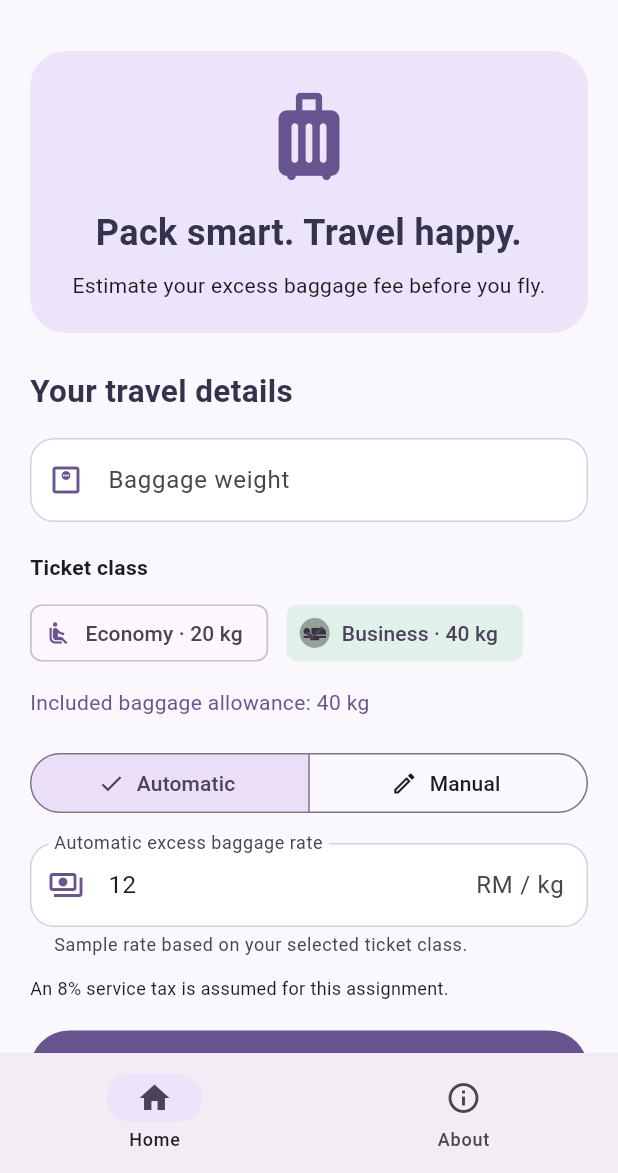
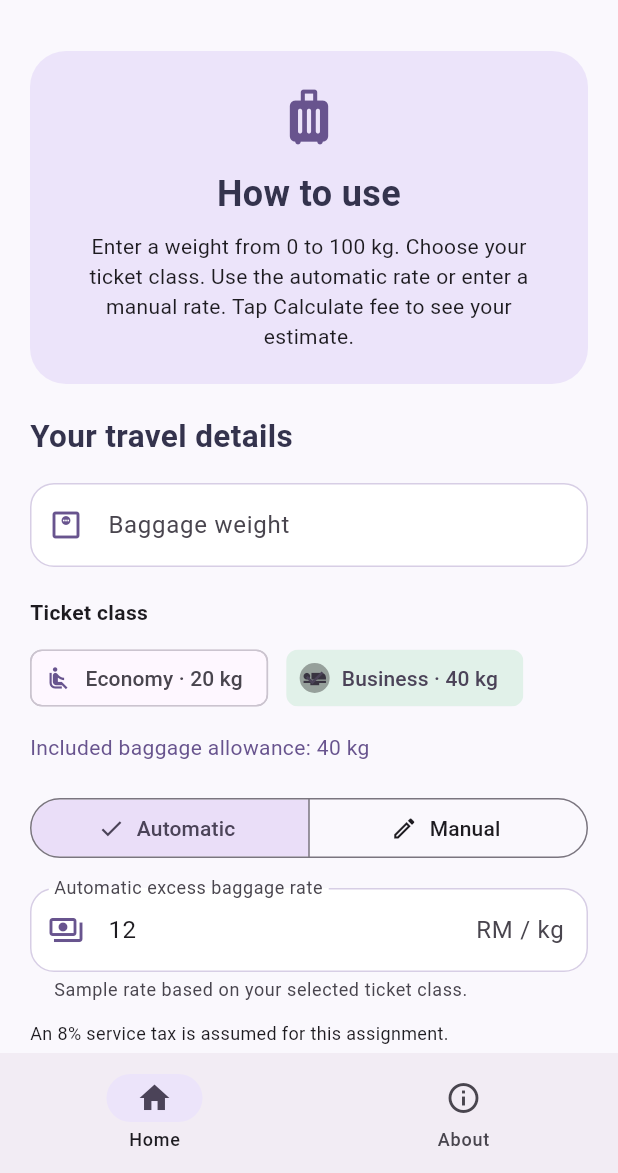
Before and after one commit to SarahNabilahWahab/excess_baggage_assignment, a Flutter app: the screen it shows after launch, after a tap on "Business · 40 kg", on a phone screen of 412 x 824 dp, the part 63-1236 px from its top. Run offline on Flutter 3.47's test engine with Material 3 defaults, Android fonts, the phone set to English and light mode, and no system bars.

Commit message:
Add simple instructions to baggage calculator

```diff
--- a/lib/main.dart
+++ b/lib/main.dart
@@ -1,21 +1,25 @@
 // Prevents a negative excess weight with max().
 import 'dart:math' as math;
+
 // Provides Flutter widgets for the interface.
 import 'package:flutter/material.dart';
 // Provides the input formatter.
 import 'package:flutter/services.dart';
 // Opens the GitHub link.
 import 'package:url_launcher/url_launcher.dart';
+
 // Starts the Flutter app.
 void main() {
   runApp(const PastelBaggageApp());
 }
+
 // Author and repository details.
 // Set the developer details and GitHub URL here.
 const authorName = 'SARAH NABILAH BINTI ABD WAHAB';
 const matricNumber = '2024651438';
 const courseName = 'CDCS251 - Computer Science Netcentrics';
-const githubUrl =  'https://github.com/SarahNabilahWahab/excess_baggage_assignment';
+const githubUrl =
+    'https://github.com/SarahNabilahWahab/excess_baggage_assignment';
 // Set the app colours here.
 const ink = Color(0xFF34334D);
 const purple = Color(0xFF68548E);
@@ -23,6 +27,7 @@ const lavender = Color(0xFFECE4FA);
 const mint = Color(0xFFE1F1E9);
 const peach = Color(0xFFFFE9DC);
 const background = Color(0xFFFAF8FD);
+
 // Sets up the app theme and starting screen.
 class PastelBaggageApp extends StatelessWidget {
   const PastelBaggageApp({super.key});
@@ -44,14 +49,13 @@ class PastelBaggageApp extends StatelessWidget {
           backgroundColor: background,
           foregroundColor: ink,
           centerTitle: true,
+          scrolledUnderElevation: 0,
         ),
         // Sets the default text field styling.
         inputDecorationTheme: InputDecorationTheme(
           filled: true,
           fillColor: Colors.white,
-          border: OutlineInputBorder(
-            borderRadius: BorderRadius.circular(16),
-          ),
+          border: OutlineInputBorder(borderRadius: BorderRadius.circular(16)),
           enabledBorder: OutlineInputBorder(
             borderRadius: BorderRadius.circular(16),
             borderSide: const BorderSide(color: Color(0xFFD7CEE5)),
@@ -62,12 +66,14 @@ class PastelBaggageApp extends StatelessWidget {
     );
   }
 }
+
 // Tracks the selected tab.
 class MainScreen extends StatefulWidget {
   const MainScreen({super.key});
   @override
   State<MainScreen> createState() => _MainScreenState();
 }
+
 class _MainScreenState extends State<MainScreen> {
   // 0 opens Home. 1 opens About.
   int selectedPage = 0;
@@ -75,19 +81,16 @@ class _MainScreenState extends State<MainScreen> {
   Widget build(BuildContext context) {
     return Scaffold(
       appBar: AppBar(
-        title: const Text(
-          '🧳 Baggage Fee Calculator',
-          style: TextStyle(fontWeight: FontWeight.bold),
+        title: Text(
+          selectedPage == 0 ? '🧳 Baggage Fee Calculator' : 'About',
+          style: const TextStyle(fontWeight: FontWeight.bold),
         ),
       ),
       // IndexedStack preserves the calculator when visiting About.
       // Keeps the calculator inputs and results when switching tabs.
       body: IndexedStack(
         index: selectedPage,
-        children: const [
-          HomePage(),
-          AboutPage(),
-        ],
+        children: const [HomePage(), AboutPage()],
       ),
       // Shows the Home and About buttons.
       bottomNavigationBar: NavigationBar(
@@ -114,12 +117,14 @@ class _MainScreenState extends State<MainScreen> {
     );
   }
 }
+
 // Stores the calculator inputs and results.
 class HomePage extends StatefulWidget {
   const HomePage({super.key});
   @override
   State<HomePage> createState() => _HomePageState();
 }
+
 class _HomePageState extends State<HomePage> {
   // formKey validates and resets the form. Controllers hold the field text.
   // resultKey finds the results panel for scrolling.
@@ -148,6 +153,7 @@ class _HomePageState extends State<HomePage> {
     rateController.dispose();
     super.dispose();
   }
+
   // Clear an old result whenever the inputs change.
   // Hides the previous result when an input changes.
   void invalidateResult() {
@@ -156,6 +162,7 @@ class _HomePageState extends State<HomePage> {
       totalPayable = null;
     });
   }
+
   // Accepts numbers of zero or more and shows an error for invalid input.
   String? validateNumber(String? value, String fieldName) {
     if (value == null || value.trim().isEmpty) {
@@ -167,6 +174,7 @@ class _HomePageState extends State<HomePage> {
     }
     return null;
   }
+
   // Returns an error for an invalid or overweight entry.
   String? validateWeight(String? value) {
     if (value == null || value.isEmpty) return 'Please enter baggage weight.';
@@ -180,6 +188,7 @@ class _HomePageState extends State<HomePage> {
     }
     return null;
   }
+
   // Rejects invalid edits while showing why they were rejected.
   TextEditingValue formatWeight(
     TextEditingValue oldValue,
@@ -196,6 +205,7 @@ class _HomePageState extends State<HomePage> {
     }
     return error == null ? newValue : oldValue;
   }
+
   // Checks the inputs and calculates the total fee.
   void calculate() {
     FocusScope.of(context).unfocus();
@@ -244,6 +254,7 @@ class _HomePageState extends State<HomePage> {
       }
     });
   }
+
   // Clears the form and returns to Economy, Automatic and RM15 per kg.
   void reset() {
     FocusScope.of(context).unfocus();
@@ -262,6 +273,7 @@ class _HomePageState extends State<HomePage> {
       totalPayable = null;
     });
   }
+
   // Builds a number field using the supplied label, unit and icon.
   Widget numberField({
     required TextEditingController controller,
@@ -307,6 +319,7 @@ class _HomePageState extends State<HomePage> {
       },
     );
   }
+
   @override
   Widget build(BuildContext context) {
     // Makes the page scrollable and limits its width to 600 pixels.
@@ -319,30 +332,15 @@ class _HomePageState extends State<HomePage> {
           child: Column(
             crossAxisAlignment: CrossAxisAlignment.stretch,
             children: [
-              const PastelPanel(
-                color: lavender,
-                child: Column(
-                  children: [
-                    Icon(Icons.luggage_rounded, size: 70, color: purple),
-                    SizedBox(height: 12),
-                    Text(
-                      'Pack smart. Travel happy.',
-                      textAlign: TextAlign.center,
-                      style: TextStyle(
-                        fontSize: 24,
-                        fontWeight: FontWeight.bold,
-                        color: ink,
-                      ),
-                    ),
-                    SizedBox(height: 8),
-                    Text(
-                      'Estimate your excess baggage fee before you fly.',
-                      textAlign: TextAlign.center,
-                    ),
-                  ],
-                ),
+              // Shows the basic steps above the calculator form.
+              const PageHeader(
+                title: 'How to use',
+                subtitle:
+                    'Enter a weight from 0 to 100 kg. Choose your ticket '
+                    'class. Use the automatic rate or enter a manual rate. '
+                    'Tap Calculate fee to see your estimate.',
               ),
-              const SizedBox(height: 24),
+              const SizedBox(height: 20),
               // Groups the fields for validation and reset.
               Form(
                 key: formKey,
@@ -445,8 +443,9 @@ class _HomePageState extends State<HomePage> {
                             setState(() {
                               useManualRate = selection.first;
                               if (!useManualRate) {
-                                rateController.text =
-                                    ticketClass == 'Economy' ? '15' : '12';
+                                rateController.text = ticketClass == 'Economy'
+                                    ? '15'
+                                    : '12';
                               }
                               totalPayable = null;
                             });
@@ -458,11 +457,17 @@ class _HomePageState extends State<HomePage> {
                           controller: rateController,
                           // Lets the user edit the rate in Manual mode.
                           readOnly: !useManualRate,
-                          keyboardType: const TextInputType.numberWithOptions(decimal: true),
+                          keyboardType: const TextInputType.numberWithOptions(
+                            decimal: true,
+                          ),
                           // Allows digits and one decimal point.
                           inputFormatters: [
-                            TextInputFormatter.withFunction((oldValue, newValue) {
-                              return RegExp(r'^\d*\.?\d*$').hasMatch(newValue.text)
+                            TextInputFormatter.withFunction((
+                              oldValue,
+                              newValue,
+                            ) {
+                              return RegExp(r'^\d*\.?\d*$')
+                                      .hasMatch(newValue.text)
                                   ? newValue
                                   : oldValue;
                             }),
@@ -612,6 +617,7 @@ class _HomePageState extends State<HomePage> {
       ),
     );
   }
+
   // Displays a result label on the left and its value on the right.
   Widget resultRow(String label, String value) {
     return Padding(
@@ -633,6 +639,7 @@ class _HomePageState extends State<HomePage> {
     );
   }
 }
+
 // Shows developer details, the GitHub link and copyright.
 class AboutPage extends StatelessWidget {
   const AboutPage({super.key});
@@ -650,12 +657,14 @@ class AboutPage extends StatelessWidget {
       if (context.mounted) showLinkError(context);
     }
   }
+
   // Shows a message if the GitHub link fails to open.
   void showLinkError(BuildContext context) {
     ScaffoldMessenger.of(context).showSnackBar(
       const SnackBar(content: Text('Unable to open the GitHub link.')),
     );
   }
+
   @override
   Widget build(BuildContext context) {
     // Makes the page scrollable and limits its width to 600 pixels.
@@ -667,33 +676,9 @@ class AboutPage extends StatelessWidget {
           child: Column(
             crossAxisAlignment: CrossAxisAlignment.stretch,
             children: [
-              const PastelPanel(
-                color: lavender,
-                child: Column(
-                  children: [
-                    // Visible application icon required on About.
-                    CircleAvatar(
-                      radius: 46,
-                      backgroundColor: Colors.white,
-                      child: Icon(
-                        Icons.luggage_rounded,
-                        size: 54,
-                        color: purple,
-                      ),
-                    ),
-                    SizedBox(height: 16),
-                    Text(
-                      '🧳 Baggage Fee Calculator',
-                      style: TextStyle(
-                        fontSize: 26,
-                        fontWeight: FontWeight.bold,
-                        color: ink,
-                      ),
-                    ),
-                    SizedBox(height: 6),
-                    Text('A little help before your next flight.'),
-                  ],
-                ),
+              const PageHeader(
+                title: 'Baggage Fee Calculator',
+                subtitle: 'Developer details and project source code.',
               ),
               const SizedBox(height: 20),
               const PastelPanel(
@@ -754,9 +739,7 @@ class AboutPage extends StatelessWidget {
                       icon: const Icon(Icons.open_in_new),
                       label: const Text(
                         githubUrl,
-                        style: TextStyle(
-                          decoration: TextDecoration.underline,
-                        ),
+                        style: TextStyle(decoration: TextDecoration.underline),
                       ),
                     ),
                   ],
@@ -781,13 +764,42 @@ class AboutPage extends StatelessWidget {
     );
   }
 }
+
+// Gives Home and About the same header layout.
+class PageHeader extends StatelessWidget {
+  const PageHeader({super.key, required this.title, required this.subtitle});
+
+  final String title;
+  final String subtitle;
+
+  @override
+  Widget build(BuildContext context) {
+    return PastelPanel(
+      color: lavender,
+      child: Column(
+        children: [
+          const Icon(Icons.luggage_rounded, size: 44, color: purple),
+          const SizedBox(height: 12),
+          Text(
+            title,
+            textAlign: TextAlign.center,
+            style: const TextStyle(
+              fontSize: 24,
+              fontWeight: FontWeight.bold,
+              color: ink,
+            ),
+          ),
+          const SizedBox(height: 8),
+          Text(subtitle, textAlign: TextAlign.center),
+        ],
+      ),
+    );
+  }
+}
+
 // Builds a reusable rounded panel with a supplied colour and child widget.
 class PastelPanel extends StatelessWidget {
-  const PastelPanel({
-    super.key,
-    required this.color,
-    required this.child,
-  });
+  const PastelPanel({super.key, required this.color, required this.child});
   final Color color;
   final Widget child;
   @override
```
